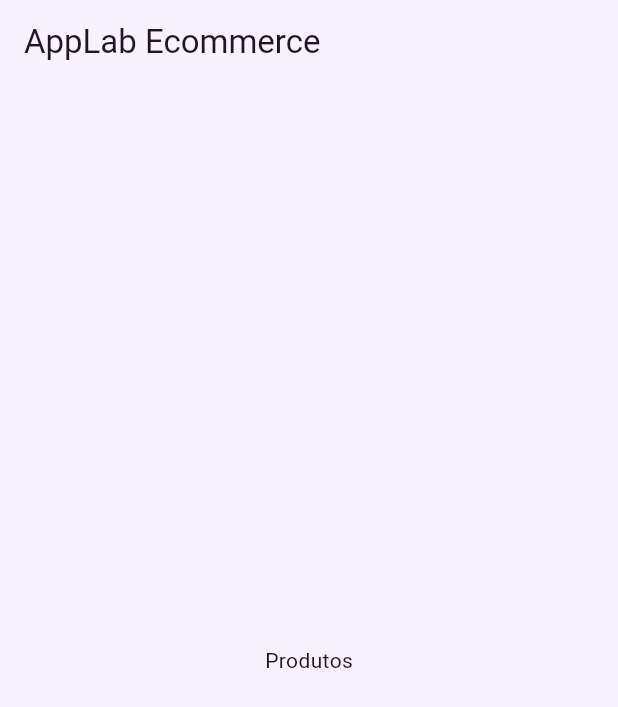
After one commit to AppLab-Mobile-UFRN-2026-1/App-E-commerce, a Flutter app: the ProductsScreen screen opened directly, on a phone screen of 412 x 824 dp. The commit adds this screen. Shown: the top 707 px of the screen. Run offline on Flutter 3.47's test engine with Material 3 defaults, Android fonts, the light colour scheme and no system bars.

Commit message:
Redirecionar para a tela de produtos

```diff
--- a/lib/src/screens/login_screen.dart
+++ b/lib/src/screens/login_screen.dart
@@ -1,3 +1,4 @@
+import 'package:applab_ecommerce/src/screens/products_screen.dart';
 import 'package:flutter/material.dart';
 
 class LoginScreen extends StatefulWidget {
@@ -43,6 +44,10 @@ class _LoginScreenState extends State<LoginScreen> {
       ).showSnackBar(const SnackBar(content: Text('Credenciais inválidas')));
       return;
     }
+
+    Navigator.of(context).pushReplacement(
+      MaterialPageRoute<void>(builder: (_) => const ProductsScreen()),
+    );
   }
 
   @override
--- /dev/null
+++ b/lib/src/screens/products_screen.dart
@@ -0,0 +1,17 @@
+import 'package:flutter/material.dart';
+
+class ProductsScreen extends StatelessWidget {
+  const ProductsScreen({super.key});
+
+  @override
+  Widget build(BuildContext context) {
+    return Scaffold(
+      appBar: AppBar(
+        title: const Text('AppLab Ecommerce'),
+      ),
+      body: const Center(
+        child: Text('Produtos'),
+      ),
+    );
+  }
+}
```
